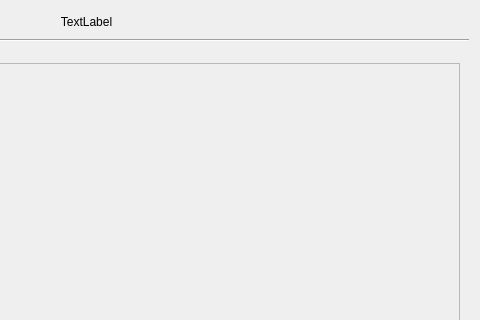
First picture: the form in src/jamtaba/gui/NinjamRoomWindow.ui, repository elieserdejesus/JamTaba, before the edit; both pictures show x 267 to 747 and y 0 to 320 of the 747 by 474 pixel window.
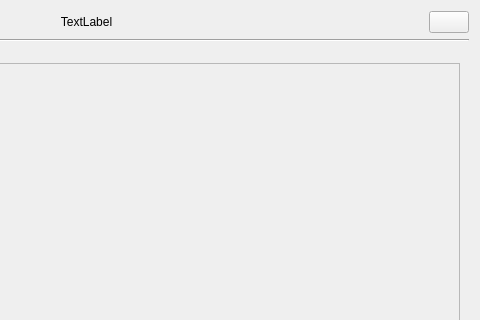
Second picture: the form after the edit. Custom widgets are drawn as their Qt base class.

Diff of the .ui file:
```diff
--- a/src/jamtaba/gui/NinjamRoomWindow.ui
+++ b/src/jamtaba/gui/NinjamRoomWindow.ui
@@ -63,7 +63,7 @@
          <string/>
         </property>
         <property name="flat">
-         <bool>true</bool>
+         <bool>false</bool>
         </property>
        </widget>
       </item>
```
